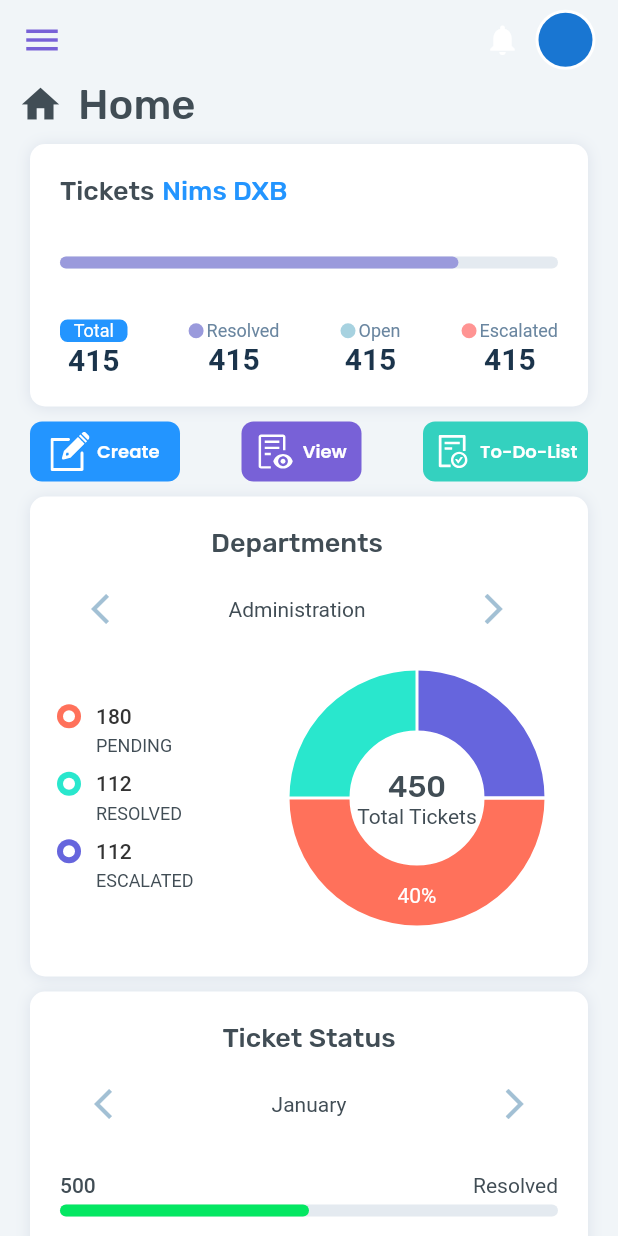
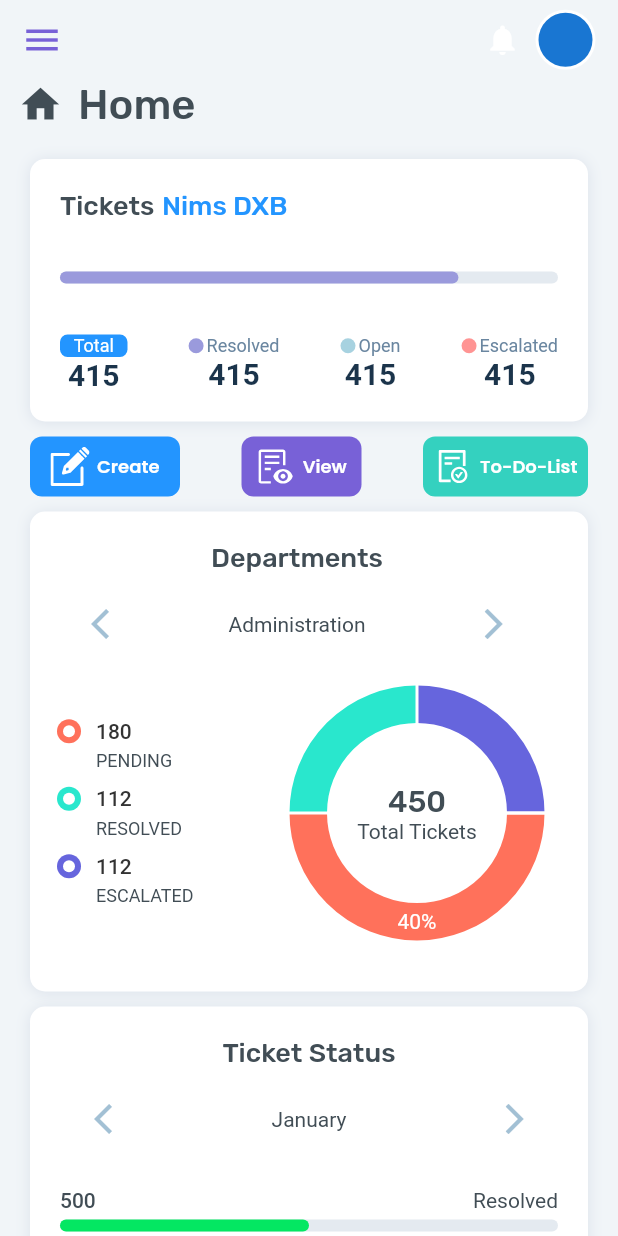
Before and after one commit to faizal6916/help_us_app, a Flutter app: the TicketDetails screen opened directly, after a tap on the "menu" icon, after a tap on "Dashboard", on a phone screen of 412 x 824 dp. Run offline on Flutter 3.47's test engine with Material 2 defaults, Android fonts, the light colour scheme and no system bars; drawn by our look-alikes of fl_chart, percent_indicator; our stand-ins replace file_picker, flutter_svg, google_fonts.

Commit message:
design improved

```diff
--- a/lib/Createticket.dart
+++ b/lib/Createticket.dart
@@ -421,7 +421,7 @@ class _CreateTicketState extends State<CreateTicket> {
                                     focusedBorder: OutlineInputBorder(
                                       borderRadius: BorderRadius.circular(6),
                                       borderSide:
-                                          BorderSide(color: Color(0xFFC9DEF8)),
+                                          BorderSide(color: Color(0xFFDDDDDD)),
                                     ),
                                   ),
                                 )
--- a/lib/Dashboard.dart
+++ b/lib/Dashboard.dart
@@ -144,7 +144,7 @@ class _DashboardState extends State<Dashboard> {
             children: [
               Container(
                 width: MediaQuery.of(context).size.width,
-                margin: EdgeInsets.fromLTRB(20, 10, 20, 20),
+                margin: EdgeInsets.all(20),
                 child: Column(
                   children: [
                     Container(
--- a/lib/Ticketdetails.dart
+++ b/lib/Ticketdetails.dart
@@ -106,7 +106,7 @@ class _TicketDetailsState extends State<TicketDetails> {
           children: [
             Container(
               width: MediaQuery.of(context).size.width,
-              margin: EdgeInsets.fromLTRB(20, 0, 20, 20),
+              margin: EdgeInsets.fromLTRB(20, 10, 20, 20),
               child: Column(
                 children: [
                   TicketSummary(),
@@ -160,7 +160,7 @@ class _TicketDetailsState extends State<TicketDetails> {
                                   decoration: InputDecoration(
                                     hintStyle: TextStyle(color: Colors.red),
                                     contentPadding: EdgeInsets.symmetric(
-                                        horizontal: 15, vertical: 10),
+                                        horizontal: 15, vertical: 0),
                                     fillColor: Color(0xFF2395FF),
                                     filled: true,
                                     border: OutlineInputBorder(
--- a/lib/Todolist.dart
+++ b/lib/Todolist.dart
@@ -113,7 +113,7 @@ class _TodoState extends State<Todo> {
             children: [
               Container(
                 width: MediaQuery.of(context).size.width,
-                margin: EdgeInsets.fromLTRB(20, 0, 20, 20),
+                margin: EdgeInsets.fromLTRB(20, 10, 20, 20),
                 child: Column(
                   children: [
                     SizedBox(
--- a/lib/ViewTicket.dart
+++ b/lib/ViewTicket.dart
@@ -128,7 +128,7 @@ class _ViewTicketState extends State<ViewTicket> with TickerProviderStateMixin {
             children: [
               Container(
                 width: MediaQuery.of(context).size.width,
-                margin: EdgeInsets.fromLTRB(20, 0, 20, 20),
+                margin: EdgeInsets.fromLTRB(20, 10, 20, 20),
                 child: Column(
                   children: [
                     SizedBox(
--- a/lib/Widgets/Department_section_data.dart
+++ b/lib/Widgets/Department_section_data.dart
@@ -184,7 +184,7 @@ class _DepartmentDataState extends State<DepartmentData> {
                   height: 150,
                   child: PieChart(PieChartData(
                     sections: showingSection(),
-                    centerSpaceRadius: 45,
+                    centerSpaceRadius: 60,
                   )),
                 ),
               ),
@@ -209,17 +209,20 @@ class _DepartmentDataState extends State<DepartmentData> {
           return PieChartSectionData(
               color: Color(0xFFFF715B),
               value: pendingPercIndicator(),
+              radius: 25,
               title: '${pendingPercIndicator().floor()}%',
               titleStyle: TextStyle(color: Colors.white));
         case 1:
           return PieChartSectionData(
             color: Color(0xFF29E7CD),
+            radius: 25,
             value: 20,
             title: '',
           );
         case 2:
           return PieChartSectionData(
             color: Color(0xFF6665DD),
+            radius: 25,
             value: 20,
             title: '',
           );
--- a/lib/Widgets/Ticket_summary.dart
+++ b/lib/Widgets/Ticket_summary.dart
@@ -17,7 +17,10 @@ class TicketSummary extends StatelessWidget {
           image: DecorationImage(
         image: AssetImage('assets/images/Ticketbg.png'),
         fit: BoxFit.cover,
-      )),
+
+       ),
+              borderRadius: BorderRadius.only(topLeft: Radius.circular(12),topRight: Radius.circular(12))
+      ),
       child: Column(
         children: [
           Row(
```
